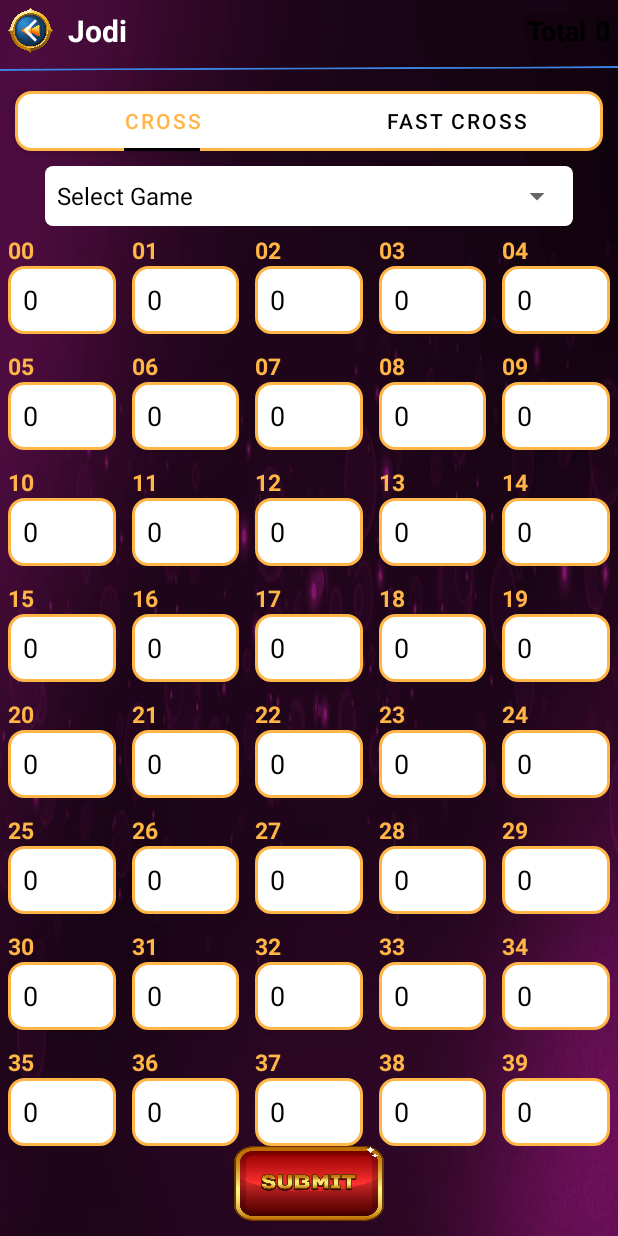
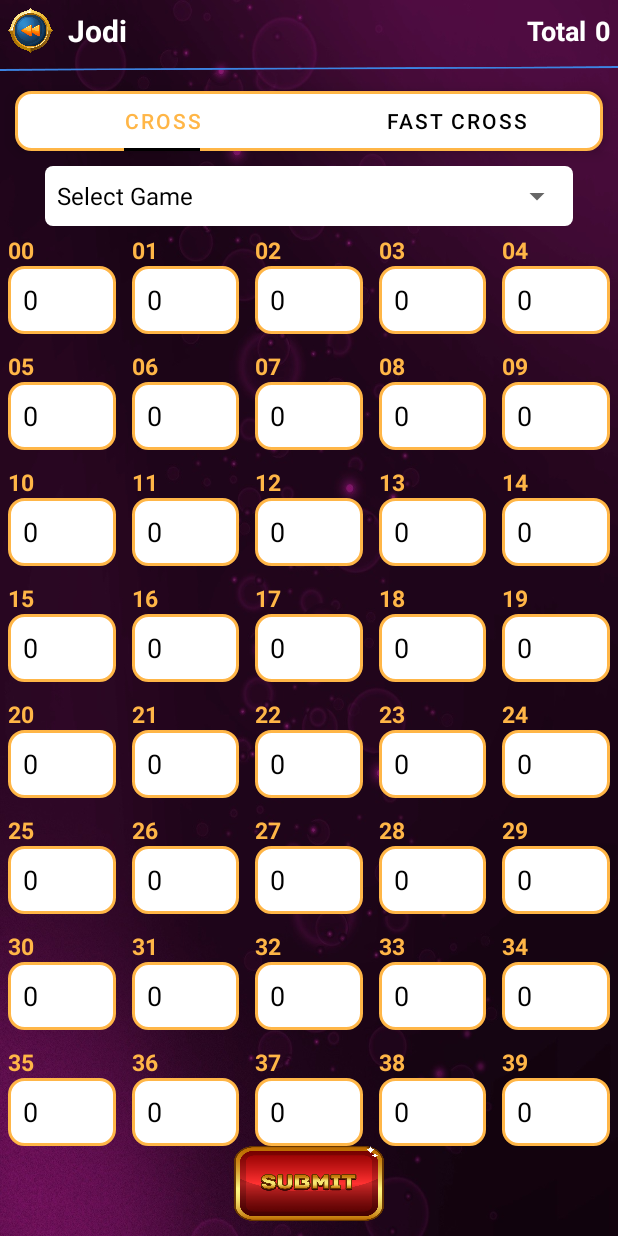
Before and after one commit to jayaprasad356/betx_app, an Android app: the JodiActivity screen opened directly, with no data from a screen before it, on a phone screen of 412 x 824 dp. Run offline under Robolectric (Android 15) with nearby library versions, the phone set to English and light mode, and no system bars; network calls fail.

Commit message:
correction changed

```diff
--- a/app/src/main/java/com/betx/matka/activities/JodiActivity.java
+++ b/app/src/main/java/com/betx/matka/activities/JodiActivity.java
@@ -3,6 +3,7 @@ package com.betx.matka.activities;
 import androidx.appcompat.app.AppCompatActivity;
 import androidx.viewpager.widget.ViewPager;
 
+import android.annotation.SuppressLint;
 import android.os.Bundle;
 import android.view.View;
 import android.widget.ImageButton;
@@ -21,6 +22,7 @@ public class JodiActivity extends AppCompatActivity {
     TextView tvTotal;
 
 
+    @SuppressLint("MissingInflatedId")
     @Override
     protected void onCreate(Bundle savedInstanceState) {
         super.onCreate(savedInstanceState);
--- a/app/src/main/java/com/betx/matka/fragments/BidsHistoryFragment.java
+++ b/app/src/main/java/com/betx/matka/fragments/BidsHistoryFragment.java
@@ -248,8 +248,9 @@ public class BidsHistoryFragment extends Fragment {
     }
 
     private boolean isDeletable() throws ParseException {
-        String[] separated = spinGame.getSelectedItem().toString().split("-");
-        String gameTimestr = separated[1];
+        String[] separated = spinGame.getSelectedItem().toString().split(" ");
+        String gameTimestr = separated[2] + " " + separated[3];
+
         gameTimestr = date +" "+gameTimestr;
         SimpleDateFormat df = new SimpleDateFormat("yyyy-MM-dd hh:mm a");
         Calendar currnetDateTime = Calendar.getInstance();
@@ -280,7 +281,6 @@ public class BidsHistoryFragment extends Fragment {
 
             //deletestatus = false;
         }
-
     }
 
     private void harufbidsList()
--- a/app/src/main/res/layout/activity_haruf.xml
+++ b/app/src/main/res/layout/activity_haruf.xml
@@ -32,7 +32,7 @@
                         android:padding="5dp"
                         android:layout_gravity="center"
                         android:background="@drawable/changebackbtn"
-                        android:src="@drawable/ic_arrow_back" />
+                       />
 
                     <TextView
                         android:layout_width="wrap_content"
@@ -42,7 +42,7 @@
                         android:layout_marginStart="10dp"
                         android:textSize="20dp"
                         android:textStyle="bold"
-                        android:textColor="@color/black"/>
+                        android:textColor="@color/white"/>
 
 
 
--- a/app/src/main/res/layout/activity_jodi.xml
+++ b/app/src/main/res/layout/activity_jodi.xml
@@ -31,7 +31,7 @@
                         android:padding="5dp"
                         android:layout_gravity="center"
                         android:background="@drawable/changebackbtn"
-                        android:src="@drawable/ic_arrow_back" />
+                        />
 
                     <TextView
                         android:layout_width="wrap_content"
@@ -57,7 +57,7 @@
                         android:layout_height="wrap_content"
                         android:text="Total"
                         android:layout_marginEnd="5dp"
-                        android:textColor="@color/black"
+                        android:textColor="@color/white"
                         android:textSize="18dp"
                         android:textStyle="bold" />
                     <TextView
@@ -66,7 +66,7 @@
                         android:layout_width="wrap_content"
                         android:layout_height="wrap_content"
                         android:text="0"
-                        android:textColor="@color/black"
+                        android:textColor="@color/white"
                         android:textSize="18dp"
                         android:textStyle="bold" />
 
```
Also changed, not shown: app/src/main/java/com/betx/matka/AddPointsActivity.java (+5 -5 lines), app/src/main/res/layout/bids_lyt.xml (+4 -4 lines), app/src/main/res/drawable-v24/bg1.jpeg (deleted), app/src/main/res/drawable-v24/bg1.jpg (added).
